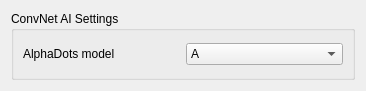
First picture: the form in src/convnetaisettings.ui, repository ofenrohr/ksquares, before the edit.
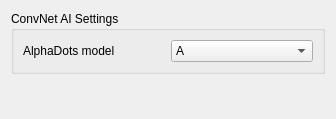
Second picture: the form after the edit.

What changed in the file:
```diff
--- a/src/convnetaisettings.ui
+++ b/src/convnetaisettings.ui
@@ -6,8 +6,8 @@
    <rect>
     <x>0</x>
     <y>0</y>
-    <width>366</width>
-    <height>91</height>
+    <width>336</width>
+    <height>119</height>
    </rect>
   </property>
   <property name="minimumSize">
@@ -19,8 +19,8 @@
   <property name="windowTitle">
    <string>ConvNet AI Settings</string>
   </property>
-  <layout class="QGridLayout" name="gridLayout_2">
-   <item row="0" column="0">
+  <layout class="QVBoxLayout" name="verticalLayout">
+   <item>
     <widget class="QGroupBox" name="groupBox">
      <property name="title">
       <string>ConvNet AI Settings</string>
@@ -50,6 +50,19 @@
      </layout>
     </widget>
    </item>
+   <item>
+    <spacer name="verticalSpacer">
+     <property name="orientation">
+      <enum>Qt::Vertical</enum>
+     </property>
+     <property name="sizeHint" stdset="0">
+      <size>
+       <width>20</width>
+       <height>26</height>
+      </size>
+     </property>
+    </spacer>
+   </item>
   </layout>
  </widget>
  <resources/>
```
